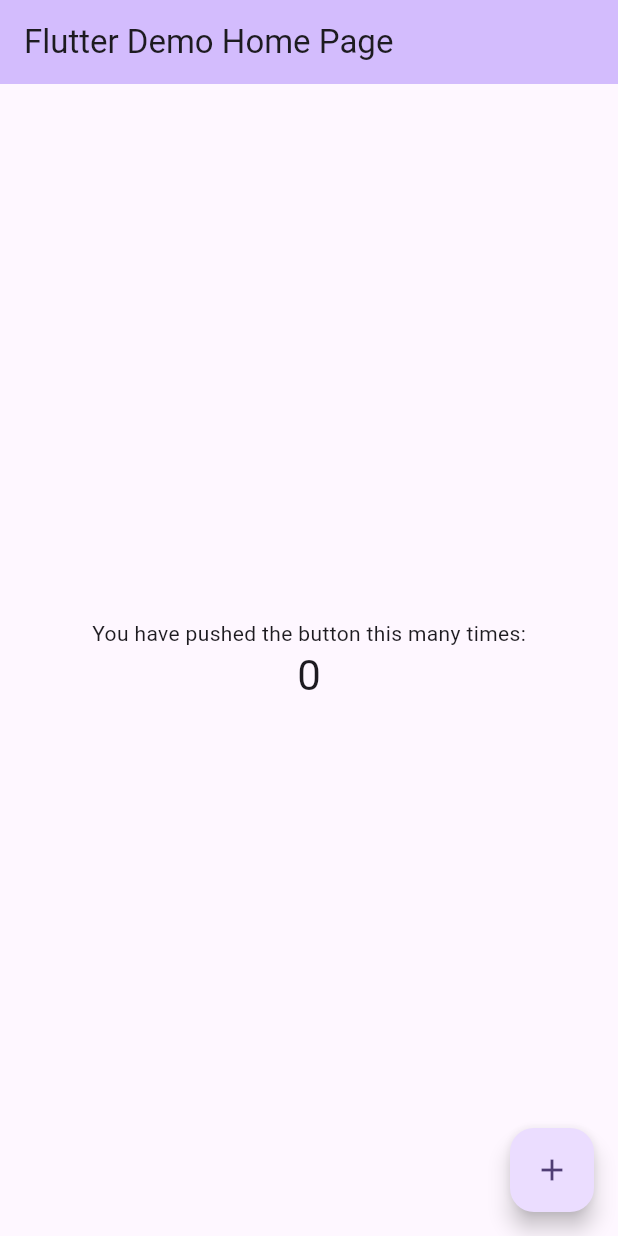
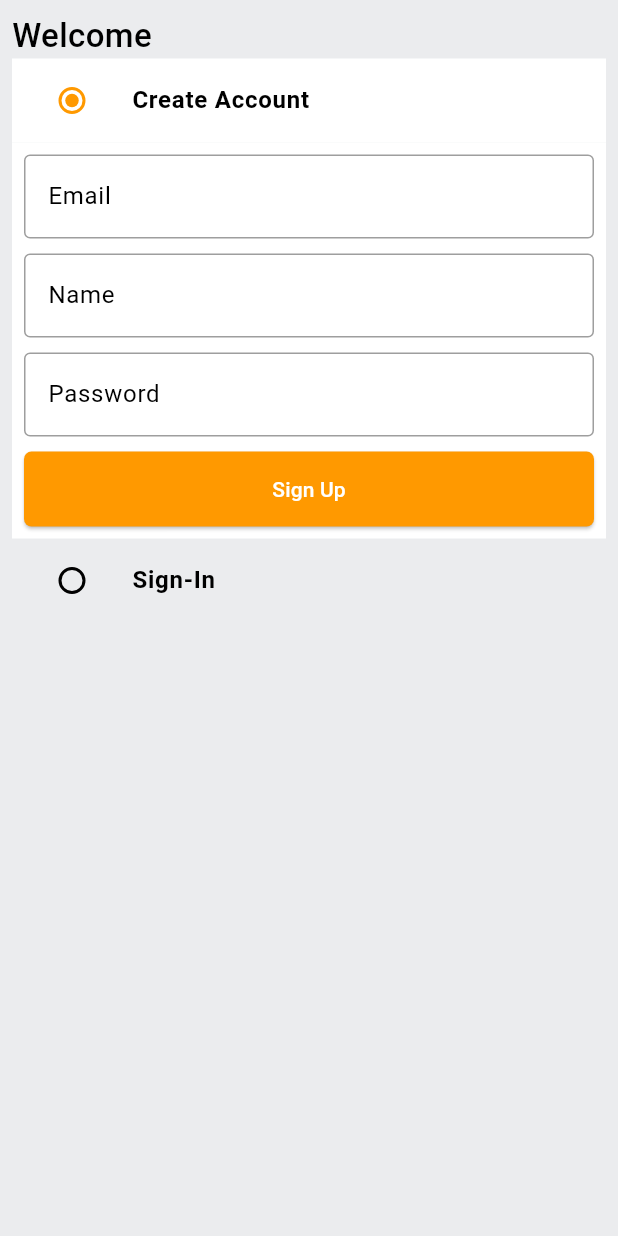
Before and after one commit to rishodamin/sportx-startup, a Flutter app: the screen it shows after launch, on a phone screen of 412 x 824 dp. Run offline on Flutter 3.47's test engine with Material 2 defaults, Android fonts, the phone set to English and light mode, and no system bars.

Commit message:
Signup request

```diff
--- /dev/null
+++ b/lib/common/widgets/custom_button.dart
@@ -0,0 +1,22 @@
+import 'package:flutter/material.dart';
+
+class CustomButton extends StatelessWidget {
+  final String text;
+  final VoidCallback onTap;
+  const CustomButton({
+    super.key,
+    required this.text,
+    required this.onTap,
+  });
+
+  @override
+  Widget build(BuildContext context) {
+    return ElevatedButton(
+      onPressed: onTap,
+      style: ElevatedButton.styleFrom(
+        minimumSize: const Size(double.infinity, 50),
+      ),
+      child: Text(text),
+    );
+  }
+}
--- /dev/null
+++ b/lib/common/widgets/custom_textfield.dart
@@ -0,0 +1,36 @@
+import 'package:flutter/material.dart';
+import 'package:sportx/constants/global_variables.dart';
+
+class CustomText extends StatelessWidget {
+  final TextEditingController controller;
+  final String hintText;
+  const CustomText({
+    super.key,
+    required this.controller,
+    required this.hintText,
+  });
+
+  @override
+  Widget build(BuildContext context) {
+    return TextFormField(
+      controller: controller,
+      decoration: InputDecoration(
+        hintText: hintText,
+        border: const OutlineInputBorder(
+          borderSide: BorderSide(
+            color: Colors.black38,
+          ),
+        ),
+        enabledBorder: const OutlineInputBorder(
+          borderSide: BorderSide(
+            color: Colors.black38,
+          ),
+        ),
+        focusedBorder: const OutlineInputBorder(
+          borderSide: BorderSide(color: GlobalVariables.secondaryColor),
+        ),
+      ),
+      validator: (val) {},
+    );
+  }
+}
--- /dev/null
+++ b/lib/constants/global_variables.dart
@@ -0,0 +1,52 @@
+import 'package:flutter/material.dart';
+
+String uri = 'http://192.0.0.1:3000';
+
+class GlobalVariables {
+  // COLORS
+  static const appBarGradient = LinearGradient(
+    colors: [
+      Color.fromARGB(255, 29, 201, 192),
+      Color.fromARGB(255, 125, 221, 216),
+    ],
+    stops: [0.5, 1.0],
+  );
+
+  static const secondaryColor = Color.fromRGBO(255, 153, 0, 1);
+  static const backgroundColor = Colors.white;
+  static const Color greyBackgroundCOlor = Color(0xffebecee);
+  static var selectedNavBarColor = Colors.cyan[800]!;
+  static const unselectedNavBarColor = Colors.black87;
+
+  // STATIC IMAGES
+  static const List<String> carouselImages = [
+    'https://images-eu.ssl-images-amazon.com/images/G/31/img21/Wireless/WLA/TS/D37847648_Accessories_savingdays_Jan22_Cat_PC_1500.jpg',
+    'https://images-eu.ssl-images-amazon.com/images/G/31/img2021/Vday/bwl/English.jpg',
+    'https://images-eu.ssl-images-amazon.com/images/G/31/img22/Wireless/AdvantagePrime/BAU/14thJan/D37196025_IN_WL_AdvantageJustforPrime_Jan_Mob_ingress-banner_1242x450.jpg',
+    'https://images-na.ssl-images-amazon.com/images/G/31/Symbol/2020/00NEW/1242_450Banners/PL31_copy._CB432483346_.jpg',
+    'https://images-na.ssl-images-amazon.com/images/G/31/img21/shoes/September/SSW/pc-header._CB641971330_.jpg',
+  ];
+
+  static const List<Map<String, String>> categoryImages = [
+    {
+      'title': 'Mobiles',
+      'image': 'assets/images/mobiles.jpeg',
+    },
+    {
+      'title': 'Essentials',
+      'image': 'assets/images/essentials.jpeg',
+    },
+    {
+      'title': 'Appliances',
+      'image': 'assets/images/appliances.jpeg',
+    },
+    {
+      'title': 'Books',
+      'image': 'assets/images/books.jpeg',
+    },
+    {
+      'title': 'Fashion',
+      'image': 'assets/images/fashion.jpeg',
+    },
+  ];
+}
--- /dev/null
+++ b/lib/features/auth/screens/auth_screen.dart
@@ -0,0 +1,152 @@
+import 'package:flutter/material.dart';
+import 'package:sportx/common/widgets/custom_button.dart';
+import 'package:sportx/common/widgets/custom_textfield.dart';
+import 'package:sportx/constants/global_variables.dart';
+
+enum Auth {
+  signin,
+  signup,
+}
+
+class AuthScreen extends StatefulWidget {
+  static const String routeName = '/auth-screen';
+  const AuthScreen({super.key});
+
+  @override
+  State<AuthScreen> createState() => _AuthScreenState();
+}
+
+class _AuthScreenState extends State<AuthScreen> {
+  Auth auth = Auth.signup;
+  final _signUpFormKey = GlobalKey<FormState>();
+  final _signInFormKey = GlobalKey<FormState>();
+
+  final TextEditingController _emailController = TextEditingController();
+  final TextEditingController _passwordController = TextEditingController();
+  final TextEditingController _nameController = TextEditingController();
+
+  @override
+  void dispose() {
+    super.dispose();
+    _emailController.dispose();
+    _passwordController.dispose();
+    _nameController.dispose();
+  }
+
+  @override
+  Widget build(BuildContext context) {
+    return Scaffold(
+      backgroundColor: GlobalVariables.greyBackgroundCOlor,
+      body: SafeArea(
+        child: Padding(
+          padding: const EdgeInsets.all(8.0),
+          child: Column(
+            crossAxisAlignment: CrossAxisAlignment.start,
+            children: [
+              const Text(
+                'Welcome',
+                style: TextStyle(
+                  fontSize: 22,
+                  fontWeight: FontWeight.w500,
+                ),
+              ),
+              ListTile(
+                tileColor: auth == Auth.signup
+                    ? GlobalVariables.backgroundColor
+                    : GlobalVariables.greyBackgroundCOlor,
+                title: const Text(
+                  'Create Account',
+                  style: TextStyle(
+                    fontWeight: FontWeight.bold,
+                  ),
+                ),
+                leading: Radio(
+                  activeColor: GlobalVariables.secondaryColor,
+                  value: Auth.signup,
+                  groupValue: auth,
+                  onChanged: (Auth? val) {
+                    setState(() {
+                      auth = val!;
+                    });
+                  },
+                ),
+              ),
+              if (auth == Auth.signup)
+                Container(
+                  padding: const EdgeInsets.all(8),
+                  color: GlobalVariables.backgroundColor,
+                  child: Form(
+                    key: _signUpFormKey,
+                    child: Column(
+                      children: [
+                        CustomText(
+                          controller: _emailController,
+                          hintText: 'Email',
+                        ),
+                        const SizedBox(height: 10),
+                        CustomText(
+                          controller: _nameController,
+                          hintText: 'Name',
+                        ),
+                        const SizedBox(height: 10),
+                        CustomText(
+                          controller: _passwordController,
+                          hintText: 'Password',
+                        ),
+                        const SizedBox(height: 10),
+                        CustomButton(text: 'Sign Up', onTap: () {})
+                      ],
+                    ),
+                  ),
+                ),
+              ListTile(
+                tileColor: auth == Auth.signin
+                    ? GlobalVariables.backgroundColor
+                    : GlobalVariables.greyBackgroundCOlor,
+                title: const Text(
+                  'Sign-In',
+                  style: TextStyle(
+                    fontWeight: FontWeight.bold,
+                  ),
+                ),
+                leading: Radio(
+                  activeColor: GlobalVariables.secondaryColor,
+                  value: Auth.signin,
+                  groupValue: auth,
+                  onChanged: (Auth? val) {
+                    setState(() {
+                      auth = val!;
+                    });
+                  },
+                ),
+              ),
+              if (auth == Auth.signin)
+                Container(
+                  padding: const EdgeInsets.all(8),
+                  color: GlobalVariables.backgroundColor,
+                  child: Form(
+                    key: _signInFormKey,
+                    child: Column(
+                      children: [
+                        CustomText(
+                          controller: _emailController,
+                          hintText: 'Email',
+                        ),
+                        const SizedBox(height: 10),
+                        CustomText(
+                          controller: _passwordController,
+                          hintText: 'Password',
+                        ),
+                        const SizedBox(height: 10),
+                        CustomButton(text: 'Sign In', onTap: () {})
+                      ],
+                    ),
+                  ),
+                ),
+            ],
+          ),
+        ),
+      ),
+    );
+  }
+}
--- /dev/null
+++ b/lib/features/auth/services/auth_service.dart
@@ -0,0 +1,32 @@
+import 'package:sportx/constants/global_variables.dart';
+import 'package:sportx/models/user.dart';
+import 'package:http/http.dart' as http;
+
+class AuthService {
+  //sign up user
+  void signUpUser({
+    required String email,
+    required String password,
+    required String name,
+  }) async {
+    try {
+      User user = User(
+        id: '',
+        name: name,
+        password: password,
+        address: '',
+        type: '',
+        token: '',
+        email: '',
+      );
+
+      http.Response res = await http.post(
+        Uri.parse('$uri/api/signup'),
+        body: user.toJson(),
+        headers: <String, String>{
+          'Content-Type': 'application/json; charset=UTF-8',
+        },
+      );
+    } catch (e) {}
+  }
+}
--- a/lib/main.dart
+++ b/lib/main.dart
@@ -1,4 +1,7 @@
 import 'package:flutter/material.dart';
+import 'package:sportx/constants/global_variables.dart';
+import 'package:sportx/features/auth/screens/auth_screen.dart';
+import 'package:sportx/router.dart';
 
 void main() {
   runApp(const MyApp());
@@ -7,119 +10,37 @@ void main() {
 class MyApp extends StatelessWidget {
   const MyApp({super.key});
 
-  // This widget is the root of your application.
   @override
   Widget build(BuildContext context) {
     return MaterialApp(
-      title: 'Flutter Demo',
+      debugShowCheckedModeBanner: false,
+      title: 'SportX',
       theme: ThemeData(
-        // This is the theme of your application.
-        //
-        // TRY THIS: Try running your application with "flutter run". You'll see
-        // the application has a blue toolbar. Then, without quitting the app,
-        // try changing the seedColor in the colorScheme below to Colors.green
-        // and then invoke "hot reload" (save your changes or press the "hot
-        // reload" button in a Flutter-supported IDE, or press "r" if you used
-        // the command line to start the app).
-        //
-        // Notice that the counter didn't reset back to zero; the application
-        // state is not lost during the reload. To reset the state, use hot
-        // restart instead.
-        //
-        // This works for code too, not just values: Most code changes can be
-        // tested with just a hot reload.
-        colorScheme: ColorScheme.fromSeed(seedColor: Colors.deepPurple),
+        colorScheme: const ColorScheme.light(
+          primary: Colors.white,
+        ),
+        elevatedButtonTheme: ElevatedButtonThemeData(
+          style: ElevatedButton.styleFrom(
+            backgroundColor: GlobalVariables.secondaryColor,
+            shape: RoundedRectangleBorder(
+              borderRadius: BorderRadius.circular(5),
+            ),
+          ),
+        ),
         useMaterial3: true,
+        scaffoldBackgroundColor: GlobalVariables.backgroundColor,
+        appBarTheme: const AppBarTheme(
+          titleTextStyle: TextStyle(
+            color: Colors.white,
+            fontSize: 18,
+          ),
+          color: GlobalVariables.secondaryColor,
+          elevation: 0,
+          iconTheme: IconThemeData(color: Colors.black),
+        ),
       ),
-      home: const MyHomePage(title: 'Flutter Demo Home Page'),
+      onGenerateRoute: (settings) => generateRoute(settings),
+      home: const AuthScreen(),
     );
   }
 }
-
-class MyHomePage extends StatefulWidget {
-  const MyHomePage({super.key, required this.title});
-
-  // This widget is the home page of your application. It is stateful, meaning
-  // that it has a State object (defined below) that contains fields that affect
-  // how it looks.
-
-  // This class is the configuration for the state. It holds the values (in this
-  // case the title) provided by the parent (in this case the App widget) and
-  // used by the build method of the State. Fields in a Widget subclass are
-  // always marked "final".
-
-  final String title;
-
-  @override
-  State<MyHomePage> createState() => _MyHomePageState();
-}
-
-class _MyHomePageState extends State<MyHomePage> {
-  int _counter = 0;
-
-  void _incrementCounter() {
-    setState(() {
-      // This call to setState tells the Flutter framework that something has
-      // changed in this State, which causes it to rerun the build method below
-      // so that the display can reflect the updated values. If we changed
-      // _counter without calling setState(), then the build method would not be
-      // called again, and so nothing would appear to happen.
-      _counter++;
-    });
-  }
-
-  @override
-  Widget build(BuildContext context) {
-    // This method is rerun every time setState is called, for instance as done
-    // by the _incrementCounter method above.
-    //
-    // The Flutter framework has been optimized to make rerunning build methods
-    // fast, so that you can just rebuild anything that needs updating rather
-    // than having to individually change instances of widgets.
-    return Scaffold(
-      appBar: AppBar(
-        // TRY THIS: Try changing the color here to a specific color (to
-        // Colors.amber, perhaps?) and trigger a hot reload to see the AppBar
-        // change color while the other colors stay the same.
-        backgroundColor: Theme.of(context).colorScheme.inversePrimary,
-        // Here we take the value from the MyHomePage object that was created by
-        // the App.build method, and use it to set our appbar title.
-        title: Text(widget.title),
-      ),
-      body: Center(
-        // Center is a layout widget. It takes a single child and positions it
-        // in the middle of the parent.
-        child: Column(
-          // Column is also a layout widget. It takes a list of children and
-          // arranges them vertically. By default, it sizes itself to fit its
-          // children horizontally, and tries to be as tall as its parent.
-          //
-          // Column has various properties to control how it sizes itself and
-          // how it positions its children. Here we use mainAxisAlignment to
-          // center the children vertically; the main axis here is the vertical
-          // axis because Columns are vertical (the cross axis would be
-          // horizontal).
-          //
-          // TRY THIS: Invoke "debug painting" (choose the "Toggle Debug Paint"
-          // action in the IDE, or press "p" in the console), to see the
-          // wireframe for each widget.
-          mainAxisAlignment: MainAxisAlignment.center,
-          children: <Widget>[
-            const Text(
-              'You have pushed the button this many times:',
-            ),
-            Text(
-              '$_counter',
-              style: Theme.of(context).textTheme.headlineMedium,
-            ),
-          ],
-        ),
-      ),
-      floatingActionButton: FloatingActionButton(
-        onPressed: _incrementCounter,
-        tooltip: 'Increment',
-        child: const Icon(Icons.add),
-      ), // This trailing comma makes auto-formatting nicer for build methods.
-    );
-  }
-}
--- /dev/null
+++ b/lib/models/user.dart
@@ -0,0 +1,27 @@
+import 'package:json_annotation/json_annotation.dart';
+
+part 'user.g.dart';
+
+@JsonSerializable()
+class User {
+  final String id;
+  final String name;
+  final String email;
+  final String password;
+  final String address;
+  final String type;
+  final String token;
+
+  User(
+      {required this.id,
+      required this.name,
+      required this.password,
+      required this.address,
+      required this.type,
+      required this.token,
+      required this.email});
+
+  factory User.fromJson(Map<String, dynamic> json) => _$UserFromJson(json);
+
+  Map<String, dynamic> toJson() => _$UserToJson(this);
+}
--- /dev/null
+++ b/package.json
@@ -0,0 +1,5 @@
+{
+  "dependencies": {
+    "bcryptjs": "^2.4.3"
+  }
+}
```
Also changed, not shown: lib/router.dart (added, +20 -0 lines), pubspec.yaml (+6 -17 lines), lib/models/user.g.dart (added), package-lock.json (added), pubspec.lock, 5 other files.
